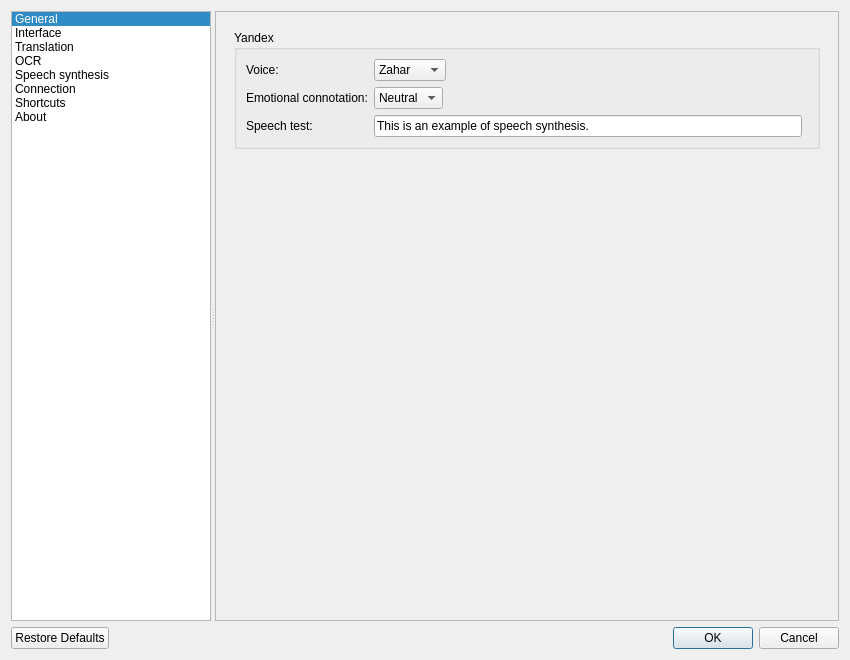
Old version of the form src/settings/settingsdialog.ui in the repository crow-translate/crow-translate.
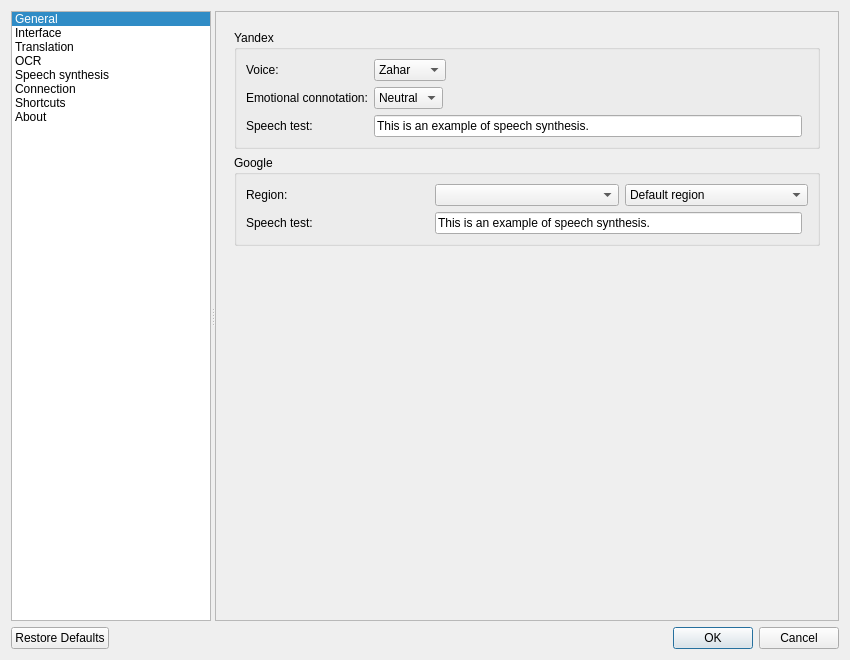
New version of the form. The open tabs and pages were chosen to show the change. Icons and pictures are not drawn. Custom widgets are drawn as their Qt base class.

Commit message: Added an option to select regional voice for Google

Patch:
```diff
--- a/src/settings/settingsdialog.ui
+++ b/src/settings/settingsdialog.ui
@@ -126,8 +126,8 @@
         <rect>
          <x>0</x>
          <y>0</y>
-         <width>633</width>
-         <height>604</height>
+         <width>626</width>
+         <height>609</height>
         </rect>
        </property>
        <layout class="QVBoxLayout" name="verticalLayout_2">
@@ -1289,6 +1289,62 @@
               </layout>
              </widget>
             </item>
+            <item>
+             <widget class="QGroupBox" name="googleSpeechGroupBox">
+              <property name="title">
+               <string>Google</string>
+              </property>
+              <layout class="QGridLayout" name="googleSpeechSettingsLayout">
+               <item row="1" column="1" colspan="2">
+                <layout class="QHBoxLayout" name="googleTestSpeechLayout">
+                 <item>
+                  <widget class="QLineEdit" name="googleTestSpeechEdit">
+                   <property name="toolTip">
+                    <string>&lt;html&gt;&lt;head/&gt;&lt;body&gt;&lt;p&gt;Text to test speech&lt;/p&gt;&lt;/body&gt;&lt;/html&gt;</string>
+                   </property>
+                   <property name="text">
+                    <string>This is an example of speech synthesis.</string>
+                   </property>
+                  </widget>
+                 </item>
+                 <item>
+                  <widget class="SpeakButtons" name="googlePlayerButtons" native="true"/>
+                 </item>
+                </layout>
+               </item>
+               <item row="0" column="1">
+                <widget class="QComboBox" name="googleLanguageComboBox">
+                 <property name="currentText">
+                  <string/>
+                 </property>
+                </widget>
+               </item>
+               <item row="0" column="0">
+                <widget class="QLabel" name="googleRegionLabel">
+                 <property name="text">
+                  <string>Region:</string>
+                 </property>
+                </widget>
+               </item>
+               <item row="0" column="2">
+                <widget class="QComboBox" name="googleRegionComboBox">
+                 <item>
+                  <property name="text">
+                   <string>Default region</string>
+                  </property>
+                 </item>
+                </widget>
+               </item>
+               <item row="1" column="0">
+                <widget class="QLabel" name="googleTestSpeechLabel">
+                 <property name="text">
+                  <string>Speech test:</string>
+                 </property>
+                </widget>
+               </item>
+              </layout>
+             </widget>
+            </item>
             <item>
              <spacer name="speechPageSpacer">
               <property name="orientation">
```
Left out of the diff: 239 changed lines with no effect on the pictures. The commit also changes 7 other files.
